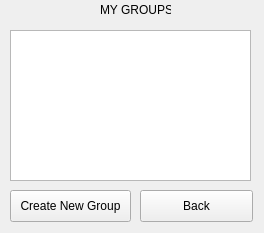
The window that manage_groups.ui (allenh1/timefuse-client) describes before a commit, drawn with Qt 5.
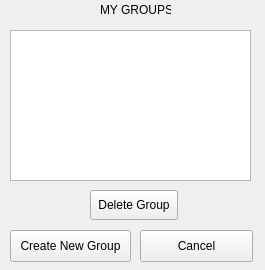
The same window after the commit.

```diff
--- a/manage_groups.ui
+++ b/manage_groups.ui
@@ -6,8 +6,8 @@
    <rect>
     <x>0</x>
     <y>0</y>
-    <width>264</width>
-    <height>233</height>
+    <width>265</width>
+    <height>270</height>
    </rect>
   </property>
   <property name="windowTitle">
@@ -30,7 +30,7 @@
    <property name="geometry">
     <rect>
      <x>10</x>
-     <y>190</y>
+     <y>230</y>
      <width>121</width>
      <height>32</height>
     </rect>
@@ -43,13 +43,13 @@
    <property name="geometry">
     <rect>
      <x>140</x>
-     <y>190</y>
+     <y>230</y>
      <width>113</width>
      <height>32</height>
     </rect>
    </property>
    <property name="text">
-    <string>Back</string>
+    <string>Cancel</string>
    </property>
   </widget>
   <widget class="QListView" name="list_groups">
@@ -62,6 +62,19 @@
     </rect>
    </property>
   </widget>
+  <widget class="QPushButton" name="delete_group">
+   <property name="geometry">
+    <rect>
+     <x>90</x>
+     <y>190</y>
+     <width>88</width>
+     <height>30</height>
+    </rect>
+   </property>
+   <property name="text">
+    <string>Delete Group</string>
+   </property>
+  </widget>
  </widget>
  <layoutdefault spacing="6" margin="11"/>
  <resources/>
```
